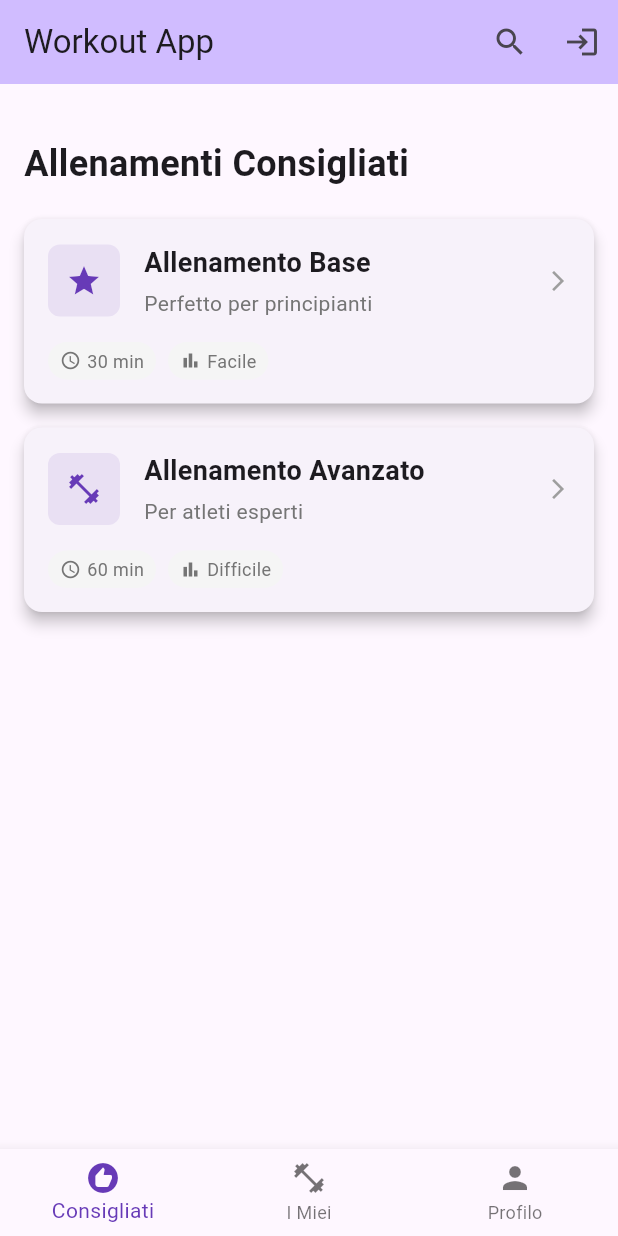
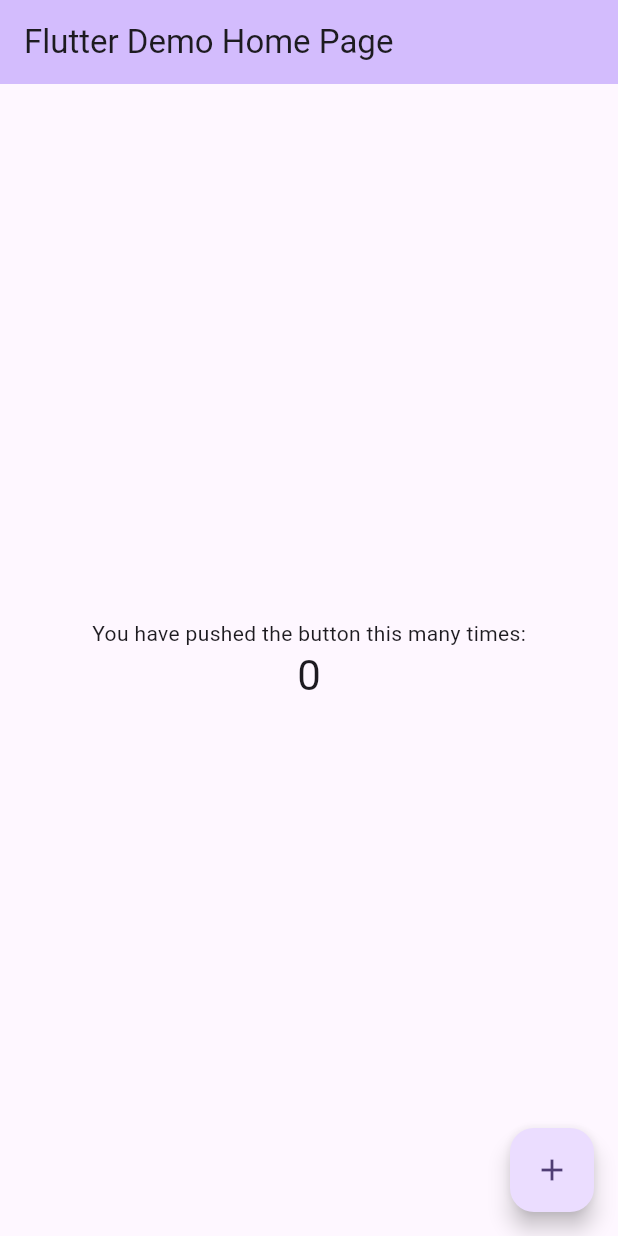
Before and after one commit to FrancescoLau/mobile, a Flutter app: the screen it shows after launch, on a phone screen of 412 x 824 dp. Run offline on Flutter 3.47's test engine with Material 3 defaults, Android fonts, the phone set to English and light mode, and no system bars; our stand-ins replace firebase_core, shared_preferences; accounts and stored records are empty.

Commit message:
Add files via upload

```diff
--- a/lib/main.dart
+++ b/lib/main.dart
@@ -1,35 +1,122 @@
-// lib/main.dart
 import 'package:flutter/material.dart';
-import 'package:provider/provider.dart';
-import 'providers/auth_provider.dart';
-import 'providers/workout_provider.dart';
-import 'providers/review_provider.dart';
-import 'providers/notification_provider.dart';
-import 'screens/home_page.dart';
 
 void main() {
   runApp(const MyApp());
 }
 
 class MyApp extends StatelessWidget {
-  const MyApp({Key? key}) : super(key: key);
+  const MyApp({super.key});
+
+  // This widget is the root of your application.
+  @override
+  Widget build(BuildContext context) {
+    return MaterialApp(
+      title: 'Flutter Demo',
+      theme: ThemeData(
+        // This is the theme of your application.
+        //
+        // TRY THIS: Try running your application with "flutter run". You'll see
+        // the application has a purple toolbar. Then, without quitting the app,
+        // try changing the seedColor in the colorScheme below to Colors.green
+        // and then invoke "hot reload" (save your changes or press the "hot
+        // reload" button in a Flutter-supported IDE, or press "r" if you used
+        // the command line to start the app).
+        //
+        // Notice that the counter didn't reset back to zero; the application
+        // state is not lost during the reload. To reset the state, use hot
+        // restart instead.
+        //
+        // This works for code too, not just values: Most code changes can be
+        // tested with just a hot reload.
+        colorScheme: ColorScheme.fromSeed(seedColor: Colors.deepPurple),
+      ),
+      home: const MyHomePage(title: 'Flutter Demo Home Page'),
+    );
+  }
+}
+
+class MyHomePage extends StatefulWidget {
+  const MyHomePage({super.key, required this.title});
+
+  // This widget is the home page of your application. It is stateful, meaning
+  // that it has a State object (defined below) that contains fields that affect
+  // how it looks.
+
+  // This class is the configuration for the state. It holds the values (in this
+  // case the title) provided by the parent (in this case the App widget) and
+  // used by the build method of the State. Fields in a Widget subclass are
+  // always marked "final".
+
+  final String title;
+
+  @override
+  State<MyHomePage> createState() => _MyHomePageState();
+}
+
+class _MyHomePageState extends State<MyHomePage> {
+  int _counter = 0;
+
+  void _incrementCounter() {
+    setState(() {
+      // This call to setState tells the Flutter framework that something has
+      // changed in this State, which causes it to rerun the build method below
+      // so that the display can reflect the updated values. If we changed
+      // _counter without calling setState(), then the build method would not be
+      // called again, and so nothing would appear to happen.
+      _counter++;
+    });
+  }
 
   @override
   Widget build(BuildContext context) {
-    return MultiProvider(
-      providers: [
-        ChangeNotifierProvider(create: (context) => AuthProvider()),
-        ChangeNotifierProvider(create: (context) => WorkoutProvider()),
-        ChangeNotifierProvider(create: (context) => ReviewProvider()),
-        ChangeNotifierProvider(create: (context) => NotificationProvider()),
-      ],
-      child: MaterialApp(
-        title: 'Workout App',
-        theme: ThemeData(
-          primarySwatch: Colors.blue,
+    // This method is rerun every time setState is called, for instance as done
+    // by the _incrementCounter method above.
+    //
+    // The Flutter framework has been optimized to make rerunning build methods
+    // fast, so that you can just rebuild anything that needs updating rather
+    // than having to individually change instances of widgets.
+    return Scaffold(
+      appBar: AppBar(
+        // TRY THIS: Try changing the color here to a specific color (to
+        // Colors.amber, perhaps?) and trigger a hot reload to see the AppBar
+        // change color while the other colors stay the same.
+        backgroundColor: Theme.of(context).colorScheme.inversePrimary,
+        // Here we take the value from the MyHomePage object that was created by
+        // the App.build method, and use it to set our appbar title.
+        title: Text(widget.title),
+      ),
+      body: Center(
+        // Center is a layout widget. It takes a single child and positions it
+        // in the middle of the parent.
+        child: Column(
+          // Column is also a layout widget. It takes a list of children and
+          // arranges them vertically. By default, it sizes itself to fit its
+          // children horizontally, and tries to be as tall as its parent.
+          //
+          // Column has various properties to control how it sizes itself and
+          // how it positions its children. Here we use mainAxisAlignment to
+          // center the children vertically; the main axis here is the vertical
+          // axis because Columns are vertical (the cross axis would be
+          // horizontal).
+          //
+          // TRY THIS: Invoke "debug painting" (choose the "Toggle Debug Paint"
+          // action in the IDE, or press "p" in the console), to see the
+          // wireframe for each widget.
+          mainAxisAlignment: MainAxisAlignment.center,
+          children: <Widget>[
+            const Text('You have pushed the button this many times:'),
+            Text(
+              '$_counter',
+              style: Theme.of(context).textTheme.headlineMedium,
+            ),
+          ],
         ),
-        home: const HomePage(),
       ),
+      floatingActionButton: FloatingActionButton(
+        onPressed: _incrementCounter,
+        tooltip: 'Increment',
+        child: const Icon(Icons.add),
+      ), // This trailing comma makes auto-formatting nicer for build methods.
     );
   }
 }
```
